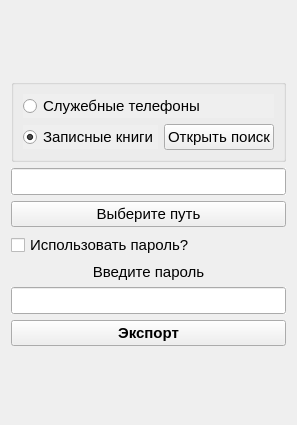
First picture: the form in master_export_form.ui, repository Yavlados/VKR, before the edit.
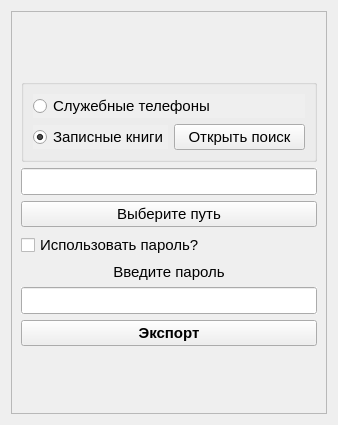
Second picture: the form after the edit.

Diff of the .ui file:
```diff
--- a/master_export_form.ui
+++ b/master_export_form.ui
@@ -6,7 +6,7 @@
    <rect>
     <x>0</x>
     <y>0</y>
-    <width>292</width>
+    <width>338</width>
     <height>425</height>
    </rect>
   </property>
@@ -16,8 +16,36 @@
   <property name="autoFillBackground">
    <bool>true</bool>
   </property>
+  <layout class="QGridLayout" name="gridLayout_3">
+   <item row="0" column="0">
+    <widget class="QScrollArea" name="scrollArea">
+     <property name="widgetResizable">
+      <bool>true</bool>
+     </property>
+     <widget class="QWidget" name="scrollAreaWidgetContents">
+      <property name="geometry">
+       <rect>
+        <x>0</x>
+        <y>0</y>
+        <width>318</width>
+        <height>405</height>
+       </rect>
+      </property>
   <layout class="QGridLayout" name="gridLayout_2">
-   <item row="1" column="0" colspan="2">
+       <item row="0" column="0">
+        <spacer name="verticalSpacer_2">
+         <property name="orientation">
+          <enum>Qt::Vertical</enum>
+         </property>
+         <property name="sizeHint" stdset="0">
+          <size>
+           <width>20</width>
+           <height>37</height>
+          </size>
+         </property>
+        </spacer>
+       </item>
+       <item row="1" column="0">
     <widget class="QGroupBox" name="groupBox">
      <property name="title">
       <string/>
@@ -91,7 +119,7 @@
      </layout>
     </widget>
    </item>
-   <item row="2" column="0" colspan="2">
+       <item row="2" column="0">
     <layout class="QVBoxLayout" name="verticalLayout">
      <item>
       <widget class="QLineEdit" name="le_file_path">
@@ -123,7 +151,7 @@
      </item>
     </layout>
    </item>
-   <item row="3" column="0" colspan="2">
+       <item row="3" column="0">
     <widget class="QCheckBox" name="cb_set_password">
      <property name="font">
       <font>
@@ -141,7 +169,7 @@
      </property>
     </widget>
    </item>
-   <item row="4" column="0" colspan="2">
+       <item row="4" column="0">
     <layout class="QVBoxLayout" name="verticalLayout_3">
      <item>
       <widget class="QLabel" name="label">
@@ -176,20 +204,7 @@
      </item>
     </layout>
    </item>
-   <item row="6" column="0" colspan="2">
-    <spacer name="verticalSpacer">
-     <property name="orientation">
-      <enum>Qt::Vertical</enum>
-     </property>
-     <property name="sizeHint" stdset="0">
-      <size>
-       <width>20</width>
-       <height>40</height>
-      </size>
-     </property>
-    </spacer>
-   </item>
-   <item row="5" column="0" colspan="2">
+       <item row="5" column="0">
     <layout class="QHBoxLayout" name="horizontalLayout_3">
      <item>
       <widget class="QPushButton" name="pb_Export">
@@ -211,8 +226,8 @@
      </item>
     </layout>
    </item>
-   <item row="0" column="0" colspan="2">
-    <spacer name="verticalSpacer_2">
+       <item row="6" column="0">
+        <spacer name="verticalSpacer">
      <property name="orientation">
       <enum>Qt::Vertical</enum>
      </property>
@@ -223,6 +238,10 @@
       </size>
      </property>
     </spacer>
+       </item>
+      </layout>
+     </widget>
+    </widget>
    </item>
   </layout>
  </widget>
```
Lines whose indentation alone changed are shown as unchanged.
